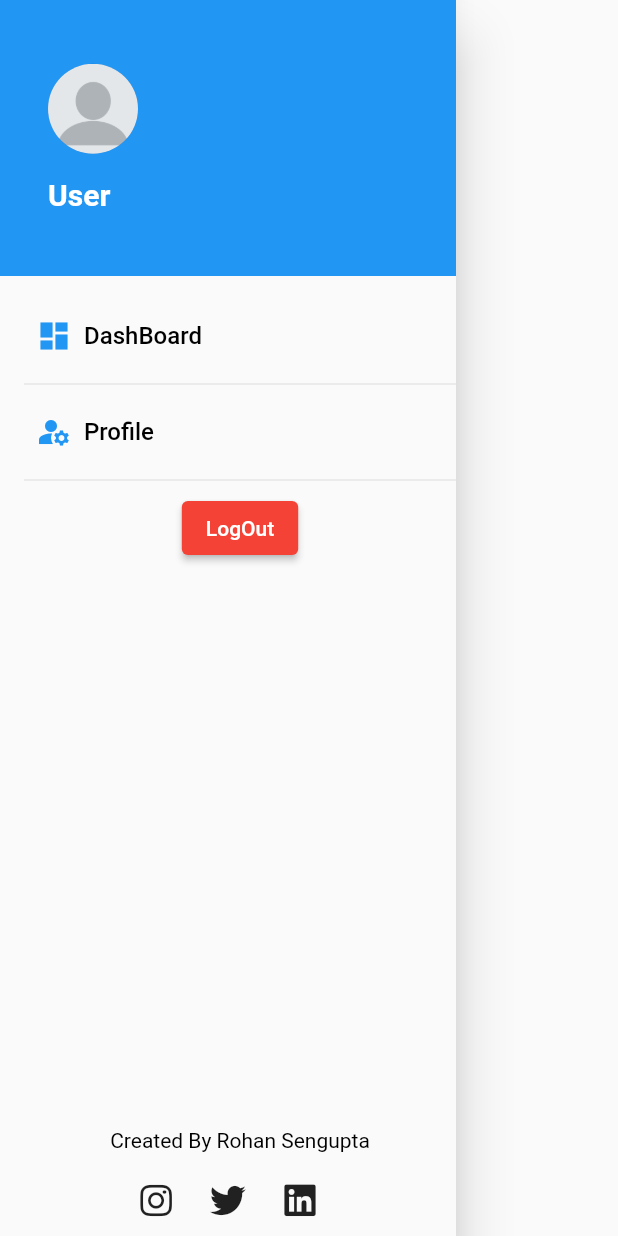
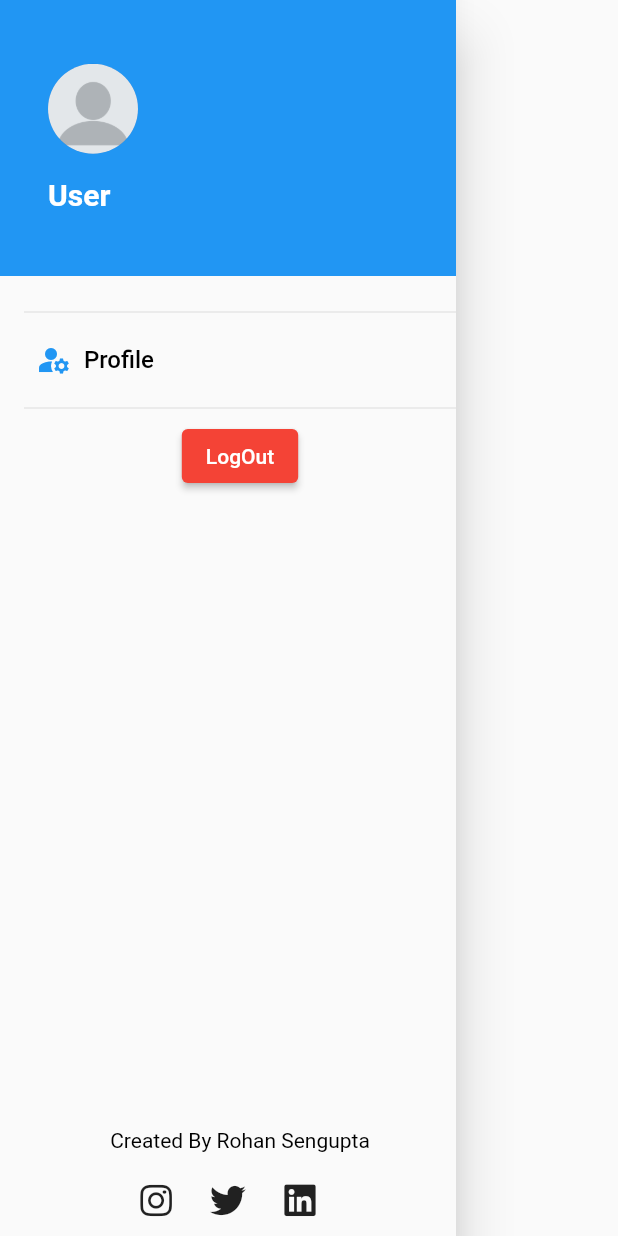
Before and after one commit to RohanSengupta326/BugTracker, a Flutter app: the AppDrawer widget shown alone on an empty page, opened directly, on a phone screen of 412 x 824 dp. Run offline on Flutter 3.47's test engine with Material 2 defaults, Android fonts, the phone set to English and light mode, and no system bars; our stand-ins replace cloud_firestore, firebase_auth, firebase_core, firebase_storage, font_awesome_flutter, get and 2 more; missing offline and left inert: android_intent_plus, device_apps; accounts and stored records are empty.

Commit message:
touch ups on app drawer

```diff
--- a/lib/utils/appdrawer/appdrawer.dart
+++ b/lib/utils/appdrawer/appdrawer.dart
@@ -144,24 +144,6 @@ class AppDrawer extends StatelessWidget {
                 padding: const EdgeInsets.only(left: ConstValues.PADDING),
                 child: Column(
                   children: [
-                    Align(
-                      alignment: Alignment.topLeft,
-                      child: TextButton.icon(
-                        onPressed: () {
-                          Get.to(HomePage());
-                        },
-                        icon: const Icon(
-                          Icons.dashboard,
-                          color: ConstColors.PRIMARY_SWATCH_COLOR,
-                        ),
-                        label: const Text(
-                          'DashBoard',
-                          style: TextStyle(
-                              fontSize: ConstValues.FONT_SIZE,
-                              color: ConstColors.APP_FONT_COLOR),
-                        ),
-                      ),
-                    ),
                     const Divider(),
                     Align(
                       alignment: Alignment.topLeft,
```
